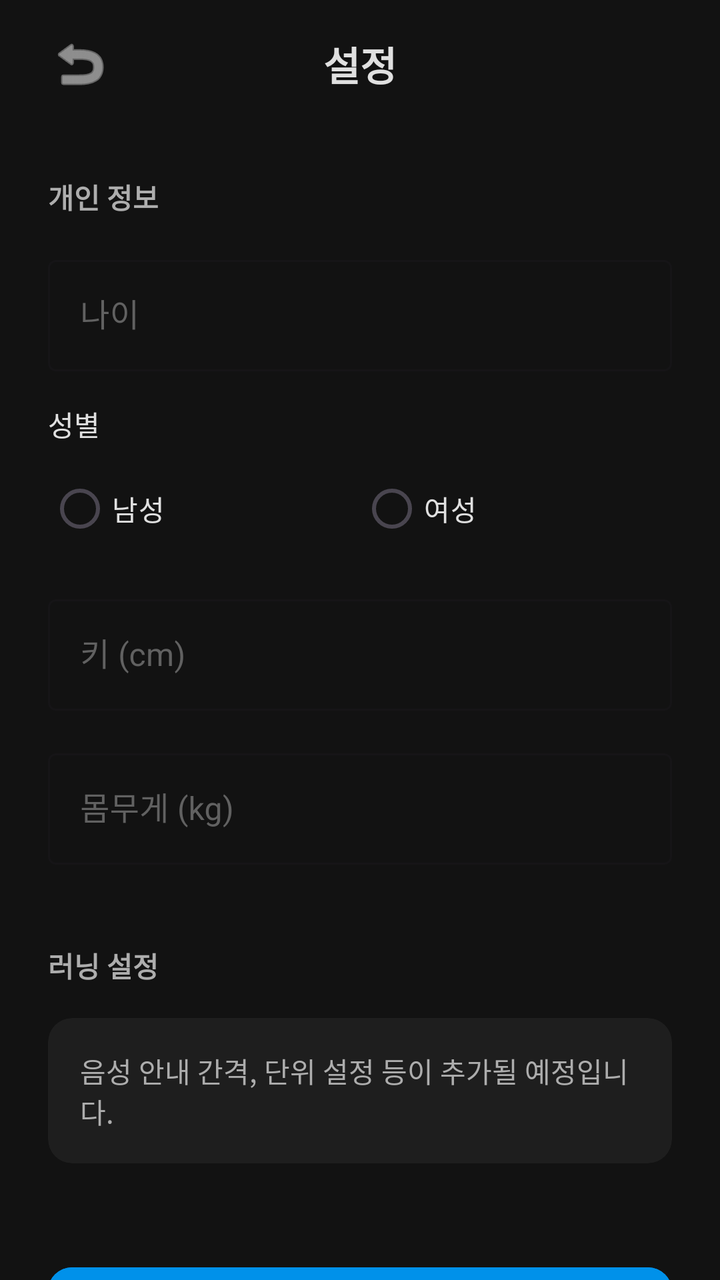
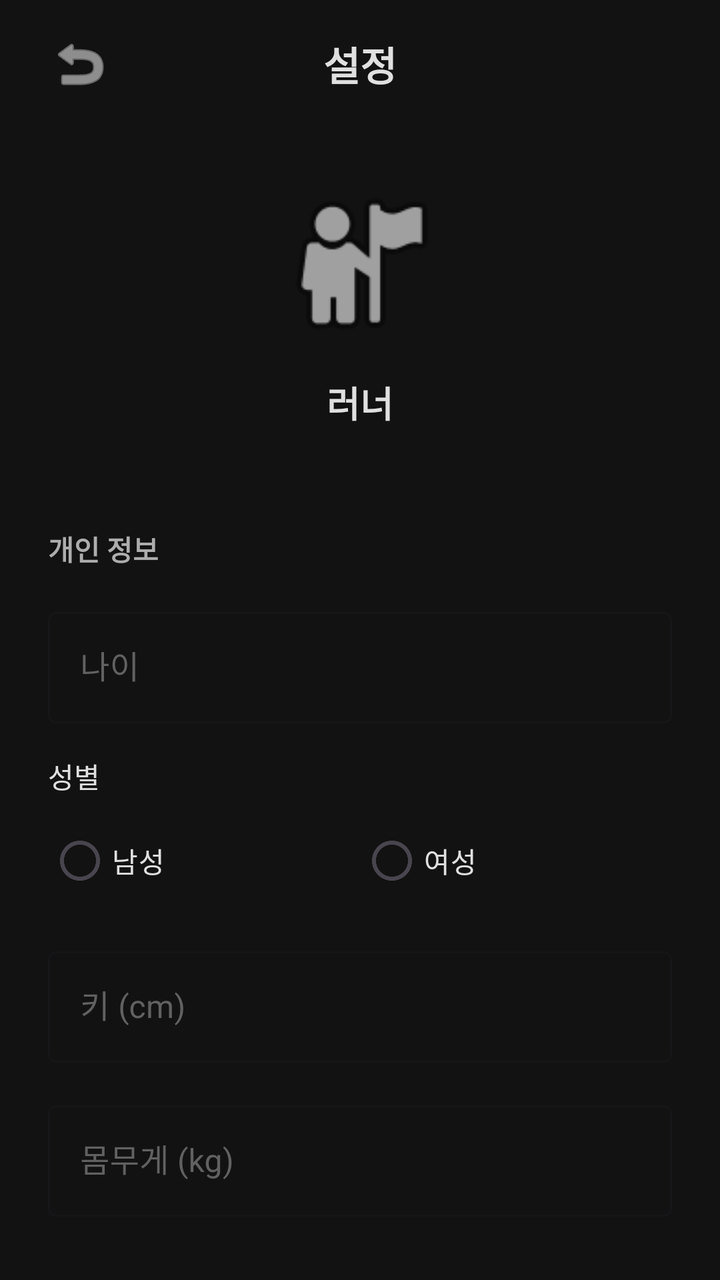

Compare the two renders of this Android layout. The source of the first and the diff that turns it into the second are given below.
<!-- AndroidManifest.xml: application theme Theme.MakePaceTestVer -->
<!-- res/layout/fragment_settings.xml -->
<?xml version="1.0" encoding="utf-8"?>

<LinearLayout xmlns:android="http://schemas.android.com/apk/res/android"
    xmlns:app="http://schemas.android.com/apk/res-auto"
    android:layout_width="match_parent"
    android:layout_height="match_parent"
    android:background="@color/dark_background"
    android:orientation="vertical">

    
    <RelativeLayout
        android:layout_width="match_parent"
        android:layout_height="?attr/actionBarSize"
        android:paddingHorizontal="16dp">

        <ImageButton
            android:id="@+id/btnBack"
            android:layout_width="48dp"
            android:layout_height="48dp"
            android:layout_alignParentStart="true"
            android:layout_centerVertical="true"
            android:background="?attr/selectableItemBackgroundBorderless"
            android:contentDescription="Back"
            android:src="@android:drawable/ic_menu_revert"
            app:tint="@color/text_primary" />

        <TextView
            android:layout_width="wrap_content"
            android:layout_height="wrap_content"
            android:layout_centerInParent="true"
            android:text="설정"
            android:textColor="@color/text_primary"
            android:textSize="20sp"
            android:textStyle="bold" />
    </RelativeLayout>

    <androidx.core.widget.NestedScrollView
        android:layout_width="match_parent"
        android:layout_height="match_parent">

        <LinearLayout
            android:layout_width="match_parent"
            android:layout_height="wrap_content"
            android:orientation="vertical"
            android:padding="24dp">

            
            <TextView
                android:layout_width="wrap_content"
                android:layout_height="wrap_content"
                android:text="개인 정보"
                android:textColor="@color/text_secondary"
                android:textSize="14sp"
                android:textStyle="bold" />

            <com.google.android.material.textfield.TextInputLayout
                android:layout_width="match_parent"
                android:layout_height="wrap_content"
                android:layout_marginTop="16dp"
                android:textColorHint="@color/text_hint"
                app:hintTextColor="@color/sea_blue"
                style="@style/Widget.MaterialComponents.TextInputLayout.OutlinedBox">
                <com.google.android.material.textfield.TextInputEditText
                    android:id="@+id/etAge"
                    android:layout_width="match_parent"
                    android:layout_height="wrap_content"
                    android:hint="나이"
                    android:textColor="@color/text_primary"
                    android:inputType="number" />
            </com.google.android.material.textfield.TextInputLayout>

            <TextView
                android:layout_width="wrap_content"
                android:layout_height="wrap_content"
                android:layout_marginTop="16dp"
                android:text="성별"
                android:textColor="@color/text_primary"
                android:textSize="14sp" />

            <RadioGroup
                android:id="@+id/rgGender"
                android:layout_width="match_parent"
                android:layout_height="wrap_content"
                android:layout_marginTop="8dp"
                android:orientation="horizontal">
                <RadioButton
                    android:id="@+id/rbMale"
                    android:layout_width="0dp"
                    android:layout_height="wrap_content"
                    android:layout_weight="1"
                    android:text="남성"
                    android:textColor="@color/text_primary"
                    android:buttonTint="@color/sea_blue" />
                <RadioButton
                    android:id="@+id/rbFemale"
                    android:layout_width="0dp"
                    android:layout_height="wrap_content"
                    android:layout_weight="1"
                    android:text="여성"
                    android:textColor="@color/text_primary"
                    android:buttonTint="@color/sea_blue" />
            </RadioGroup>

            <com.google.android.material.textfield.TextInputLayout
                android:layout_width="match_parent"
                android:layout_height="wrap_content"
                android:layout_marginTop="16dp"
                android:textColorHint="@color/text_hint"
                app:hintTextColor="@color/sea_blue"
                style="@style/Widget.MaterialComponents.TextInputLayout.OutlinedBox">
                <com.google.android.material.textfield.TextInputEditText
                    android:id="@+id/etHeight"
                    android:layout_width="match_parent"
                    android:layout_height="wrap_content"
                    android:hint="키 (cm)"
                    android:textColor="@color/text_primary"
                    android:inputType="numberDecimal" />
            </com.google.android.material.textfield.TextInputLayout>

            <com.google.android.material.textfield.TextInputLayout
                android:layout_width="match_parent"
                android:layout_height="wrap_content"
                android:layout_marginTop="16dp"
                android:textColorHint="@color/text_hint"
                app:hintTextColor="@color/sea_blue"
                style="@style/Widget.MaterialComponents.TextInputLayout.OutlinedBox">
                <com.google.android.material.textfield.TextInputEditText
                    android:id="@+id/etWeight"
                    android:layout_width="match_parent"
                    android:layout_height="wrap_content"
                    android:hint="몸무게 (kg)"
                    android:textColor="@color/text_primary"
                    android:inputType="numberDecimal" />
            </com.google.android.material.textfield.TextInputLayout>

            
            <TextView
                android:layout_width="wrap_content"
                android:layout_height="wrap_content"
                android:layout_marginTop="40dp"
                android:text="러닝 설정"
                android:textColor="@color/text_secondary"
                android:textSize="14sp"
                android:textStyle="bold" />

            <androidx.cardview.widget.CardView
                android:layout_width="match_parent"
                android:layout_height="wrap_content"
                android:layout_marginTop="16dp"
                app:cardCornerRadius="12dp"
                app:cardElevation="0dp"
                app:cardBackgroundColor="@color/dark_surface">
                <TextView
                    android:layout_width="match_parent"
                    android:layout_height="wrap_content"
                    android:padding="16dp"
                    android:text="음성 안내 간격, 단위 설정 등이 추가될 예정입니다."
                    android:textColor="@color/text_secondary"
                    android:textSize="14sp" />
            </androidx.cardview.widget.CardView>

            <com.google.android.material.button.MaterialButton
                android:id="@+id/btnSave"
                android:layout_width="match_parent"
                android:layout_height="60dp"
                android:layout_marginTop="48dp"
                android:backgroundTint="@color/sea_blue"
                android:text="저장하기"
                android:textColor="@color/white"
                android:textSize="16sp"
                android:textStyle="bold"
                app:cornerRadius="12dp" />

            <com.google.android.material.button.MaterialButton
                android:id="@+id/btnLogout"
                style="@style/Widget.MaterialComponents.Button.TextButton"
                android:layout_width="match_parent"
                android:layout_height="wrap_content"
                android:layout_marginTop="16dp"
                android:text="로그아웃"
                android:textColor="@color/accent_error" />

        </LinearLayout>
    </androidx.core.widget.NestedScrollView>
</LinearLayout>
<!-- resources referenced by this layout -->
<resources>
  <color name="accent_error">#FF5252</color>
  <color name="dark_background">#121212</color>
  <color name="dark_surface">#1E1E1E</color>
  <color name="sea_blue">#0091EA</color>
  <color name="text_hint">#616161</color>
  <color name="text_primary">#E0E0E0</color>
  <color name="text_secondary">#ADADAD</color>
  <color name="white">#FFFFFFFF</color>
  <style name="Theme.MakePaceTestVer" parent="Base.Theme.MakePaceTestVer" />
  <style name="Base.Theme.MakePaceTestVer" parent="Theme.Material3.DayNight.NoActionBar">
          <item name="colorPrimary">@color/sea_blue</item>
          <item name="android:windowBackground">@color/dark_background</item>
          <item name="android:textColorPrimary">@color/text_primary</item>
          <item name="android:textColorSecondary">@color/text_secondary</item>
          <item name="android:navigationBarColor">@color/dark_surface</item>
          <item name="android:statusBarColor">@color/dark_surface</item>
      </style>
</resources>

<!-- the commit's change to res/layout/fragment_settings.xml (unified diff, before → after) -->
@@ -45,6 +45,43 @@
             android:padding="24dp">
 
             
+            <LinearLayout
+                android:layout_width="match_parent"
+                android:layout_height="wrap_content"
+                android:orientation="vertical"
+                android:gravity="center"
+                android:paddingBottom="28dp">
+
+                <ImageView
+                    android:id="@+id/ivProfilePhoto"
+                    android:layout_width="88dp"
+                    android:layout_height="88dp"
+                    android:scaleType="centerCrop"
+                    android:src="@android:drawable/ic_menu_myplaces"
+                    android:contentDescription="프로필 사진" />
+
+                <TextView
+                    android:id="@+id/tvProfileName"
+                    android:layout_width="wrap_content"
+                    android:layout_height="wrap_content"
+                    android:layout_marginTop="12dp"
+                    android:text="러너"
+                    android:textColor="@color/text_primary"
+                    android:textSize="18sp"
+                    android:textStyle="bold" />
+
+                <TextView
+                    android:id="@+id/tvProfileEmail"
+                    android:layout_width="wrap_content"
+                    android:layout_height="wrap_content"
+                    android:layout_marginTop="4dp"
+                    android:text=""
+                    android:textColor="@color/text_secondary"
+                    android:textSize="13sp" />
+
+            </LinearLayout>
+
+            
             <TextView
                 android:layout_width="wrap_content"
                 android:layout_height="wrap_content"
